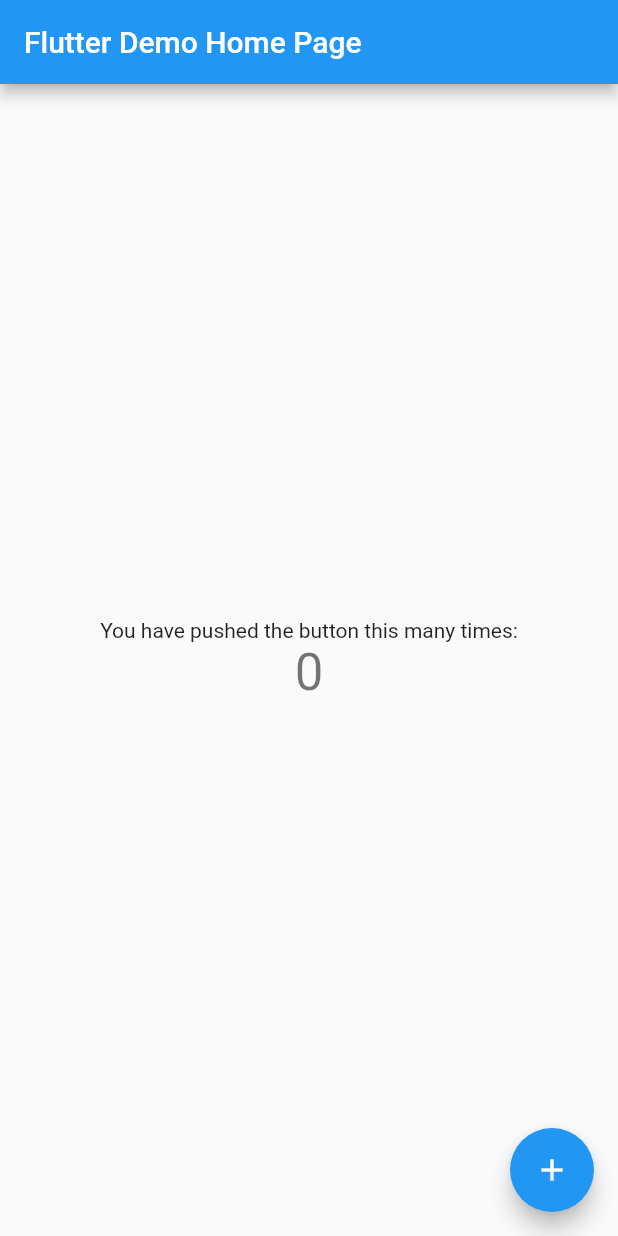
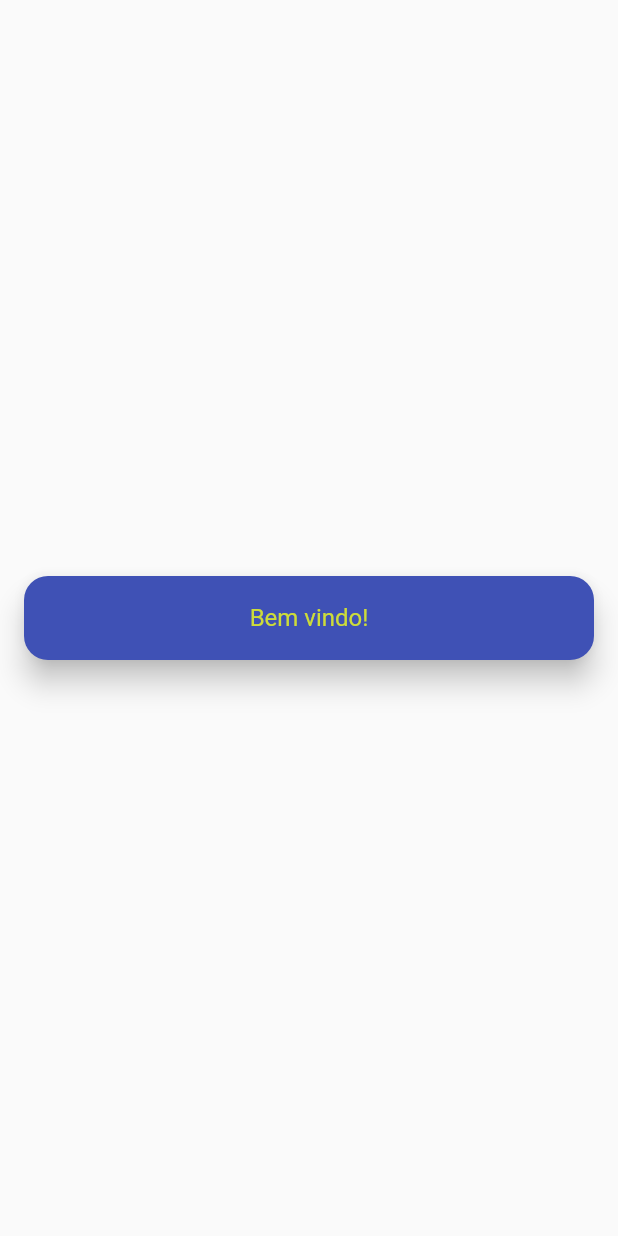
Before and after one commit to zanella86/SportConnection, a Flutter app: the screen it shows after launch, on a phone screen of 412 x 824 dp. Run offline on Flutter 3.47's test engine with Material 2 defaults, Android fonts, the phone set to English and light mode, and no system bars.

Commit message:
Implementação do Fluxo de navegação inicial: - #2 Estrutura inicial da tela de Início (Splash); - #3 Estrutura inicial da tela principal (Home); - #4 Estrutura inicial das telas de autenticação (Auth/Login); - #5 Estrutura inicial da tela de Registro; - #9 Elaboração das estruturas presentation e ui.

```diff
--- a/lib/main.dart
+++ b/lib/main.dart
@@ -1,4 +1,9 @@
 import 'package:flutter/material.dart';
+import 'package:sport_connection/ui/auth/auth_screen.dart';
+import 'package:sport_connection/ui/auth/register/register_screen.dart';
+import 'package:sport_connection/ui/home/home_screen.dart';
+import 'package:sport_connection/ui/auth/login/login_screen.dart';
+import 'package:sport_connection/ui/splash_screen.dart';
 
 void main() {
   runApp(const MyApp());
@@ -7,109 +12,22 @@
 class MyApp extends StatelessWidget {
   const MyApp({super.key});
 
-  // This widget is the root of your application.
   @override
   Widget build(BuildContext context) {
     return MaterialApp(
-      title: 'Flutter Demo',
+      title: 'SportConnection',
       theme: ThemeData(
-        // This is the theme of your application.
-        //
-        // Try running your application with "flutter run". You'll see the
-        // application has a blue toolbar. Then, without quitting the app, try
-        // changing the primarySwatch below to Colors.green and then invoke
-        // "hot reload" (press "r" in the console where you ran "flutter run",
-        // or simply save your changes to "hot reload" in a Flutter IDE).
-        // Notice that the counter didn't reset back to zero; the application
-        // is not restarted.
-        primarySwatch: Colors.blue,
+        primarySwatch: Colors.indigo,
       ),
-      home: const MyHomePage(title: 'Flutter Demo Home Page'),
+      initialRoute: SplashScreen.id,
+      routes: {
+        SplashScreen.id: (context) => const SplashScreen(),
+        AuthScreen.id: (context) => const AuthScreen(),
+        RegisterScreen.id: (context) => RegisterScreen(),
+        LoginScreen.id: (context) => LoginScreen(),
+        HomeScreen.id: (context) => const HomeScreen(),
+      }
     );
   }
+
 }
-
-class MyHomePage extends StatefulWidget {
-  const MyHomePage({super.key, required this.title});
-
-  // This widget is the home page of your application. It is stateful, meaning
-  // that it has a State object (defined below) that contains fields that affect
-  // how it looks.
-
-  // This class is the configuration for the state. It holds the values (in this
-  // case the title) provided by the parent (in this case the App widget) and
-  // used by the build method of the State. Fields in a Widget subclass are
-  // always marked "final".
-
-  final String title;
-
-  @override
-  State<MyHomePage> createState() => _MyHomePageState();
-}
-
-class _MyHomePageState extends State<MyHomePage> {
-  int _counter = 0;
-
-  void _incrementCounter() {
-    setState(() {
-      // This call to setState tells the Flutter framework that something has
-      // changed in this State, which causes it to rerun the build method below
-      // so that the display can reflect the updated values. If we changed
-      // _counter without calling setState(), then the build method would not be
-      // called again, and so nothing would appear to happen.
-      _counter++;
-    });
-  }
-
-  @override
-  Widget build(BuildContext context) {
-    // This method is rerun every time setState is called, for instance as done
-    // by the _incrementCounter method above.
-    //
-    // The Flutter framework has been optimized to make rerunning build methods
-    // fast, so that you can just rebuild anything that needs updating rather
-    // than having to individually change instances of widgets.
-    return Scaffold(
-      appBar: AppBar(
-        // Here we take the value from the MyHomePage object that was created by
-        // the App.build method, and use it to set our appbar title.
-        title: Text(widget.title),
-      ),
-      body: Center(
-        // Center is a layout widget. It takes a single child and positions it
-        // in the middle of the parent.
-        child: Column(
-          // Column is also a layout widget. It takes a list of children and
-          // arranges them vertically. By default, it sizes itself to fit its
-          // children horizontally, and tries to be as tall as its parent.
-          //
-          // Invoke "debug painting" (press "p" in the console, choose the
-          // "Toggle Debug Paint" action from the Flutter Inspector in Android
-          // Studio, or the "Toggle Debug Paint" command in Visual Studio Code)
-          // to see the wireframe for each widget.
-          //
-          // Column has various properties to control how it sizes itself and
-          // how it positions its children. Here we use mainAxisAlignment to
-          // center the children vertically; the main axis here is the vertical
-          // axis because Columns are vertical (the cross axis would be
-          // horizontal).
-          mainAxisAlignment: MainAxisAlignment.center,
-          children: <Widget>[
-            const Text(
-              'You have pushed the button this many times:',
-            ),
-            Text(
-              '$_counter',
-              style: Theme.of(context).textTheme.headlineMedium,
-            ),
-          ],
-        ),
-      ),
-      floatingActionButton: FloatingActionButton(
-        onPressed: _incrementCounter,
-        tooltip: 'Increment',
-        child: const Icon(Icons.add),
-      ), // This trailing comma makes auto-formatting nicer for build methods.
-    );
-  }
-}
--- /dev/null
+++ b/lib/presentation/widgets/rounded_button.dart
@@ -0,0 +1,46 @@
+import 'package:flutter/material.dart';
+
+class RoundedButton extends StatelessWidget {
+  const RoundedButton({
+    super.key,
+    required this.text,
+    required this.onPressed,
+    this.icon,
+    this.textColor = Colors.lime,
+    this.backgroundColor = Colors.indigo,
+  });
+
+  final IconData? icon;
+  final String text;
+  final Function() onPressed;
+  final Color textColor;
+  final Color backgroundColor;
+
+  @override
+  Widget build(BuildContext context) {
+    return Material(
+      color: backgroundColor,
+      borderRadius: BorderRadius.circular(16),
+      elevation: 8,
+      child: InkWell(
+        onTap: onPressed,
+        borderRadius: BorderRadius.circular(16),
+        child: ListTile(
+          leading: icon != null
+              ? Icon(
+            icon,
+            color: Colors.teal,
+          )
+              : null,
+          title: Text(
+            text,
+            textAlign: icon == null ? TextAlign.center : TextAlign.start,
+            style: TextStyle(
+              color: textColor,
+            ),
+          ),
+        ),
+      ),
+    );
+  }
+}
--- /dev/null
+++ b/lib/ui/splash_screen.dart
@@ -0,0 +1,32 @@
+import 'package:flutter/material.dart';
+import 'package:sport_connection/presentation/widgets/rounded_button.dart';
+import 'package:sport_connection/ui/auth/auth_screen.dart';
+
+class SplashScreen extends StatelessWidget {
+  static const String id = '/splash_screen';
+
+  const SplashScreen({super.key});
+
+  @override
+  Widget build(BuildContext context) {
+    return Scaffold(
+      body: SafeArea(
+          child: Padding(
+            padding: const EdgeInsets.symmetric(horizontal: 16),
+            child: Center(
+              child: Column(
+                  mainAxisSize: MainAxisSize.min,
+                  children: [
+                    RoundedButton(
+                      text: 'Bem vindo!',
+                      onPressed: () => Navigator.pushReplacementNamed(context, AuthScreen.id),
+                    )
+                  ]
+              ),
+            ),
+          )
+      ),
+    );
+  }
+
+}
--- a/pubspec.yaml
+++ b/pubspec.yaml
@@ -16,7 +16,7 @@
 # https://developer.apple.com/library/archive/documentation/General/Reference/InfoPlistKeyReference/Articles/CoreFoundationKeys.html
 # In Windows, build-name is used as the major, minor, and patch parts
 # of the product and file versions while build-number is used as the build suffix.
-version: 1.0.0+1
+version: 0.1.0+1
 
 environment:
   sdk: '>=2.19.3 <3.0.0'
@@ -35,6 +35,7 @@
   # The following adds the Cupertino Icons font to your application.
   # Use with the CupertinoIcons class for iOS style icons.
   cupertino_icons: ^1.0.2
+  url_launcher: ^6.1.10
 
 dev_dependencies:
   flutter_test:
```
Also changed, not shown: lib/presentation/widgets/rounded_textfield.dart (added, +38 -0 lines), lib/ui/auth/auth_screen.dart (added, +79 -0 lines), lib/ui/auth/login/login_screen.dart (added, +58 -0 lines), lib/ui/auth/register/register_screen.dart (added, +71 -0 lines), lib/ui/home/home_screen.dart (added, +35 -0 lines), docs/sp-prototype-high-fidelity.png (added), pubspec.lock, 7 other files.
